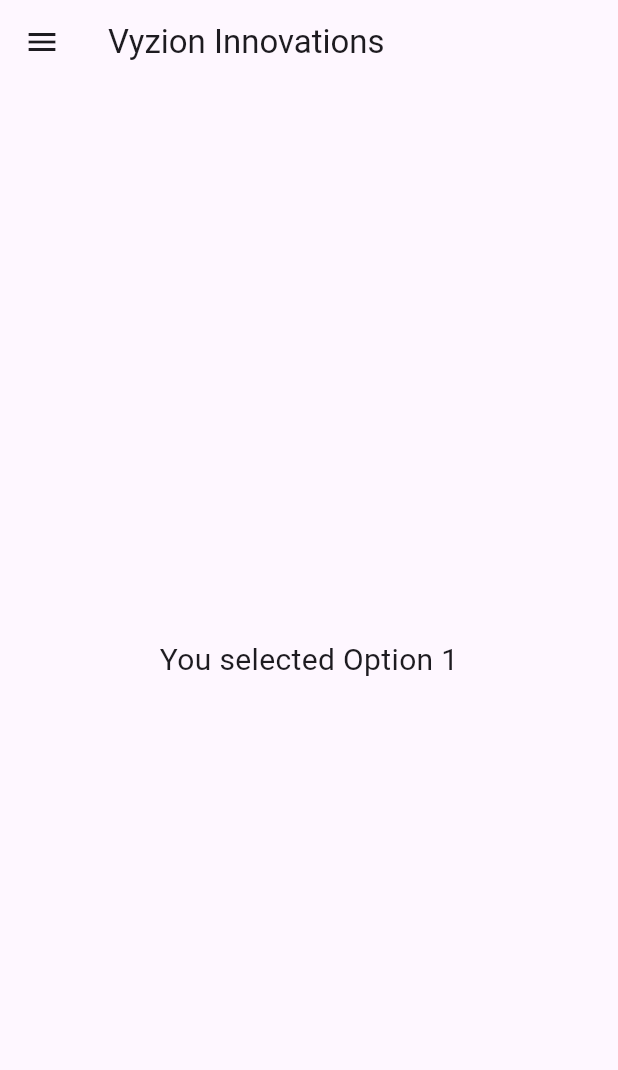
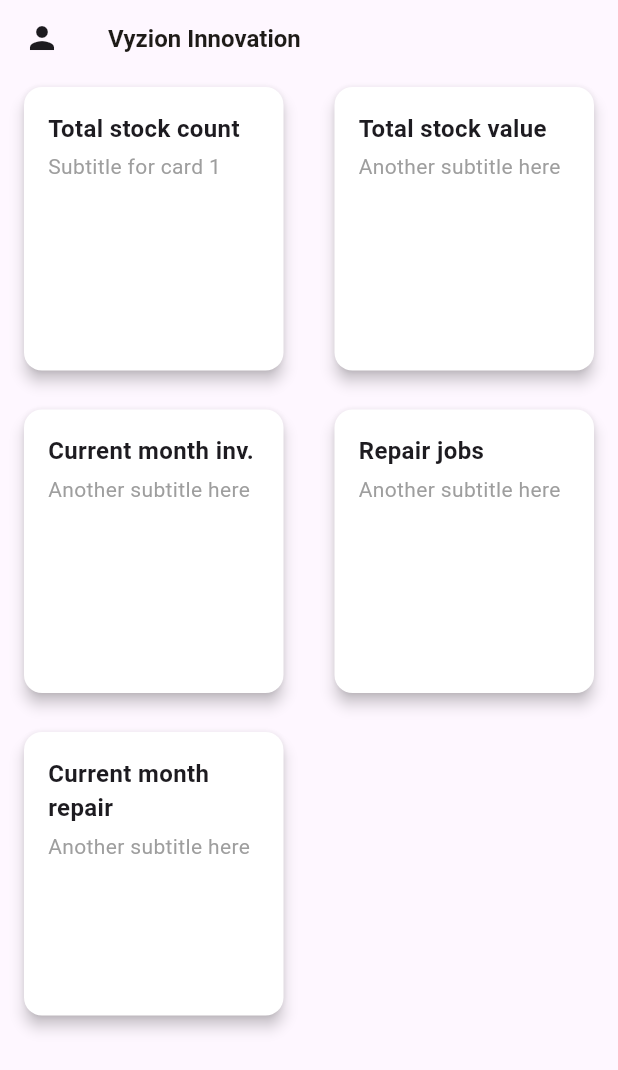
Before and after one commit to Vyzion-Innovation/Inventory-Flutter-MobileApp, a Flutter app: the HomePage screen opened directly, on a phone screen of 412 x 824 dp. Shown: the top 1070 px of the screen. Run offline on Flutter 3.47's test engine with Material 3 defaults, Android fonts, the light colour scheme and no system bars; our stand-ins replace get, progress_dialog_null_safe.

Commit message:
bottom nav bar screen

```diff
--- a/lib/Constant/appStrings.dart
+++ b/lib/Constant/appStrings.dart
@@ -1,4 +1,8 @@
+import 'package:flutter/cupertino.dart';
+
 class Strings {
+  static const title = 'Vyzion Innovation';
+  static const cardTitle = 'Total stock count';
   static const welcome = "Welcome";
   static const back = "Back";
   static const login = "Login";
--- /dev/null
+++ b/lib/Home/Controller/home_controller.dart
@@ -0,0 +1,13 @@
+import 'package:get/get.dart';
+import 'package:inventoryappflutter/Login/View/login_screen.dart';
+
+class SidePanelController extends GetxController {
+  var isVisible = false.obs; // Tracks visibility of the side panel
+
+  void togglePanel() {
+    isVisible.value = !isVisible.value; // Toggles the panel visibility
+  }
+   void logout() {
+    Get.offAll(LoginScreenPage());
+  }
+}
--- /dev/null
+++ b/lib/Home/View/home_screen.dart
@@ -0,0 +1,128 @@
+import 'package:flutter/material.dart';
+import 'package:get/get.dart';
+import 'package:inventoryappflutter/Constant/appStrings.dart';
+import 'package:inventoryappflutter/Constant/app_colors.dart';
+import 'package:inventoryappflutter/Home/Controller/home_controller.dart';
+import 'package:inventoryappflutter/Login/View/login_screen.dart';
+import 'package:inventoryappflutter/common/app_common_appbar.dart';
+import 'package:inventoryappflutter/common/build_card.dart';
+
+class HomePage extends StatelessWidget {
+  final SidePanelController sidePanelController =
+      Get.put(SidePanelController());
+
+  @override
+  Widget build(BuildContext context) {
+    return Scaffold(
+      appBar: CustomAppBar(
+        title: Strings.title,
+        leading: IconButton(
+          icon: Icon(Icons.person), // Button to toggle the side panel
+          onPressed: sidePanelController.togglePanel,
+        ),
+      ),
+      body: Row(
+        children: [
+          // Side Panel
+          Obx(() {
+            return sidePanelController.isVisible.value
+                ? _buildSidePanel() // Display side panel if visible
+                : SizedBox.shrink(); // Otherwise, show nothing
+          }),
+          // Main Content
+          Expanded(
+            child:  Obx(() {
+              return
+            GridView.count(
+                crossAxisCount: sidePanelController.isVisible.value? 1 : 2,
+                crossAxisSpacing: 2.0,
+                mainAxisSpacing: 10.0,
+                children: [
+                  CommonCard(
+                    title: Strings.cardTitle,
+                    subtitle: 'Subtitle for card 1',
+                  ),
+                  CommonCard(
+                    title: 'Total stock value',
+                    subtitle: 'Another subtitle here',
+                  ),
+                  CommonCard(
+                    title: 'Current month inv.',
+                    subtitle: 'Another subtitle here',
+                  ),
+                  CommonCard(
+                    title: 'Repair jobs',
+                    subtitle: 'Another subtitle here',
+                  ),
+                  CommonCard(
+                    title: 'Current month repair',
+                    subtitle: 'Another subtitle here',
+                  ),
+                ]);
+                  }),
+          )
+        ],
+      ),
+    );
+  }
+
+  // Side Panel Widget
+  Widget _buildSidePanel() {
+    return Container(
+      width: 150, // Fixed width for the side panel
+      color: Colors.grey[200], // Background color
+      child: Column(
+        crossAxisAlignment: CrossAxisAlignment.start,
+        children: [
+          // Profile Section
+          Container(
+            color: AppColors.gradientOne,
+            padding: EdgeInsets.all(5.0),
+            child: const Column(
+              crossAxisAlignment: CrossAxisAlignment.start,
+              children: [
+                CircleAvatar(
+                  radius: 30,
+                  backgroundImage: NetworkImage(
+                      'https://docs.flutter.dev/assets/images/dash/dash-fainting.gif'), // Profile Image
+                ),
+                SizedBox(height: 10),
+                Text(
+                  'John Doe', // Dynamic user name
+                  style: TextStyle(
+                      color: Colors.white,
+                      fontSize: 18,
+                      fontWeight: FontWeight.bold),
+                ),
+                SizedBox(height: 5),
+                Text(
+                  'johndoe@example.com', // Dynamic email
+                  style: TextStyle(color: Colors.white),
+                ),
+              ],
+            ),
+          ),
+          Divider(), // Separator line
+          // Options
+          ListTile(
+            leading: Icon(Icons.account_circle),
+            title: Text('Profile Info'),
+            onTap: () {},
+          ),
+          ListTile(
+            leading: Icon(Icons.info),
+            title: Text('About App'),
+            onTap: () {},
+          ),
+          ListTile(
+            leading: Icon(Icons.exit_to_app),
+            title: Text('Logout'),
+            onTap: () {
+              sidePanelController.logout();
+            },
+          ),
+        ],
+      ),
+    );
+  }
+}
--- a/lib/Login/Controller/login_controller.dart
+++ b/lib/Login/Controller/login_controller.dart
@@ -1,6 +1,6 @@
 import 'package:flutter/material.dart';
 import 'package:get/get.dart';
-import 'package:inventoryappflutter/homescreen.dart';
+import 'package:inventoryappflutter/BottomNavBar/View/navbar_screen.dart';
 
 class LoginController extends GetxController {
   final formKey = GlobalKey<FormState>(); // Form key for validation
@@ -15,7 +15,7 @@ class LoginController extends GetxController {
   void login() {
     if (formKey.currentState!.validate()) {
       // Navigate to Dashboard
-      Get.to(() => HomePage());
+     Get.offAll(() => NavBarScreen());
     }
   }
 }
--- /dev/null
+++ b/lib/common/app_common_appbar.dart
@@ -0,0 +1,52 @@
+import 'package:flutter/cupertino.dart';
+import 'package:flutter/material.dart';
+import 'package:inventoryappflutter/common/app_text.dart';
+
+import '../constant/app_colors.dart';
+
+class CustomAppBar extends StatelessWidget implements PreferredSizeWidget {
+  final String? title;
+  final bool? isCenter;
+  final bool? isLeading;
+  final Widget? leading;
+  final List<Widget>? actions;
+  final double? leadingWidth;
+  const CustomAppBar(
+      {this.title,
+      this.isCenter,
+      this.isLeading = false,
+      this.actions,
+      this.leading,
+      this.leadingWidth});
+
+  @override
+  Widget build(BuildContext context) {
+    return AppBar(
+      elevation: 0,
+      // backgroundColor: AppColors.colorWhite,
+      leadingWidth: leading != null ? leadingWidth : null,
+      leading: isLeading!
+          ? GestureDetector(
+              onTap: () {
+                Navigator.pop(context);
+              },
+              child: Icon(
+                Icons.arrow_back_ios_rounded,
+                color: AppColors.colorBlack,
+              ),
+            )
+          : leading,
+      centerTitle: isCenter,
+      title: AppText(
+        title ?? "",
+        fontWeight: FontWeight.w600,
+        fontSize: 16,
+        color: AppColors.colorBlack,
+      ),
+      actions: actions,
+    );
+  }
+
+  @override
+  Size get preferredSize => Size.fromHeight(50);
+}
--- /dev/null
+++ b/lib/common/app_text.dart
@@ -0,0 +1,51 @@
+import 'package:flutter/material.dart';
+import 'package:inventoryappflutter/Constant/app_colors.dart';
+
+class AppText extends StatelessWidget {
+  final String text;
+  final String? fontFamily;
+  final double fontSize;
+  final Color? color;
+  final FontWeight fontWeight;
+  final double? letterSpacing;
+  final double? height;
+  final TextDecoration textDecoration;
+  final TextAlign textAlign;
+  final int maxLines;
+  final FontStyle fontStyle;
+
+  const AppText(
+    this.text, {
+    Key? key,
+    this.fontSize = 10,
+    this.color,
+    this.fontWeight = FontWeight.w300,
+    this.letterSpacing,
+    this.textDecoration = TextDecoration.none,
+    this.textAlign = TextAlign.start,
+    this.height,
+    this.maxLines = 100,
+    this.fontStyle = FontStyle.normal,
+    this.fontFamily,
+  }) : super(key: key);
+
+  @override
+  Widget build(BuildContext context) {
+    return Text(
+      text,
+      textAlign: textAlign,
+      maxLines: maxLines,
+      overflow: TextOverflow.ellipsis,
+      style: TextStyle(
+        fontFamily: fontFamily, // Optional font family
+        height: height, // Line height
+        color: color ?? AppColors.darkColor, // Default to darkColor if not provided
+        fontSize: fontSize, // Font size
+        fontWeight: fontWeight, // Font weight
+        fontStyle: fontStyle, // Italic or normal
+        letterSpacing: letterSpacing, // Character spacing
+        decoration: textDecoration, // Underline, overline, etc.
+      ),
+    );
+  }
+}
--- /dev/null
+++ b/lib/common/build_card.dart
@@ -0,0 +1,79 @@
+import 'package:flutter/material.dart';
+
+class CommonCard extends StatelessWidget {
+  final String title;
+  final String? subtitle;
+  final IconData? leadingIcon;
+  final Widget? trailing;
+  final VoidCallback? onTap;
+  final EdgeInsetsGeometry padding;
+  final Color? cardColor;
+
+  const CommonCard({
+    Key? key,
+    required this.title, // The card's main title
+    this.subtitle, // Optional subtitle
+    this.leadingIcon, // Optional leading icon
+    this.trailing, // Optional trailing widget (e.g., Icon, Button)
+    this.onTap, // Optional onTap callback
+    this.padding = const EdgeInsets.all(16.0), // Default padding
+    this.cardColor, // Optional custom background color
+  }) : super(key: key);
+
+  @override
+  Widget build(BuildContext context) {
+    return Card(
+      color: cardColor ?? Colors.white, // Default to white if no color provided
+      margin: const EdgeInsets.symmetric(vertical: 8.0, horizontal: 16.0),
+      shape: RoundedRectangleBorder(
+        borderRadius: BorderRadius.circular(12.0), // Rounded corners
+      ),
+      elevation: 4, // Elevation for shadow effect
+      child: InkWell(
+        borderRadius: BorderRadius.circular(12.0),
+        onTap: onTap, // Execute onTap callback when card is tapped
+        child: Padding(
+          padding: padding,
+          child: Row(
+            crossAxisAlignment: CrossAxisAlignment.center,
+            children: [
+              if (leadingIcon != null) ...[
+                Icon(
+                  leadingIcon,
+                  size: 32,
+                  color: Colors.blue, // Customize icon color
+                ),
+                const SizedBox(width: 12), // Add space between icon and text
+              ],
+              Expanded(
+                child: Column(
+                  crossAxisAlignment: CrossAxisAlignment.start,
+                  children: [
+                    Text(
+                      title,
+                      style: const TextStyle(
+                        fontSize: 16.0,
+                        fontWeight: FontWeight.bold,
+                      ),
+                    ),
+                    if (subtitle != null) ...[
+                      const SizedBox(height: 4), // Space between title and subtitle
+                      Text(
+                        subtitle!,
+                        style: const TextStyle(
+                          fontSize: 14.0,
+                          color: Colors.grey, // Customize subtitle color
+                        ),
+                      ),
+                    ],
+                  ],
+                ),
+              ),
+              if (trailing != null) trailing!,
+            ],
+          ),
+        ),
+      ),
+    );
+  }
+}
--- a/lib/homescreen.dart
+++ /dev/null
@@ -1,67 +0,0 @@
-import 'package:flutter/material.dart';
-import 'package:get/get.dart';
-import 'package:get/get_state_manager/src/simple/get_controllers.dart';
-
-
-class DrawerControllerX extends GetxController {
-  var selectedIndex = 0.obs; // Reactive variable for selected index
-
- List<String> itemList = ["home", 'Inventory', 'Supplier', 'Profile', 'Logout'];
-
-  void selectIndex(int index) {
-    selectedIndex.value = index; // Update selected index
-  }
-
-
-}
-
-class HomePage extends StatelessWidget {
-  final DrawerControllerX drawerController = Get.put(DrawerControllerX());
-
-
-  @override
-  Widget build(BuildContext context) {
-    return Scaffold(
-      appBar: AppBar(
-        title: Text('Vyzion Innovations')),
-
-
-      drawer: SizedBox(
-        width: 150,
-        child: Drawer(
-          child: ListView(
-            children: [
-              DrawerHeader(
-                decoration: BoxDecoration(
-                  color: Colors.deepPurple,
-                ),
-                child: Text(
-                  'Menu',
-                  style: TextStyle(color: Colors.white, fontSize: 24),
-                ),
-              ),
-              ...List.generate(5, (index) {
-                return Obx(() => ListTile(
-                      title: Text(drawerController.itemList[index]),
-                      selected: drawerController.selectedIndex.value == index,
-                      onTap: () {
-                        drawerController.selectIndex(index);
-                        Get.back(); // Close the drawer
-                      },
-                    ));
-              }),
-            ],
-          ),
-        ),
-      ),
-      body: Obx(() {
-        return Center(
-          child: Text(
-            'You selected Option ${drawerController.selectedIndex.value + 1}',
-            style: TextStyle(fontSize: 20),
-          ),
-        );
-      }),
-    );
-  }
-}
--- a/lib/main.dart
+++ b/lib/main.dart
@@ -1,6 +1,6 @@
 import 'package:flutter/material.dart';
 import 'package:get/get.dart';
-import 'package:inventoryappflutter/homescreen.dart';
+import 'package:inventoryappflutter/BottomNavBar/View/navbar_screen.dart';
 import 'package:inventoryappflutter/Login/View/login_screen.dart';
 
 void main() {
@@ -11,6 +11,7 @@ class MyApp extends StatelessWidget {
   @override
   Widget build(BuildContext context) {
     return GetMaterialApp(
+      debugShowCheckedModeBanner: false,
       title: 'Flutter App with Drawer',
       theme: ThemeData(
         colorScheme: ColorScheme.fromSeed(seedColor: Colors.deepPurple),
@@ -19,7 +20,7 @@ class MyApp extends StatelessWidget {
       initialRoute: '/login',
       getPages: [
         GetPage(name: '/login', page: () => LoginScreenPage()),
-        // GetPage(name: '/home', page: () => HomePage()),
+
       ],
     );
   }
```
Also changed, not shown: lib/BottomNavBar/Controller/navbar_controller.dart (added, +14 -0 lines), lib/BottomNavBar/View/navbar_screen.dart (added, +76 -0 lines).
